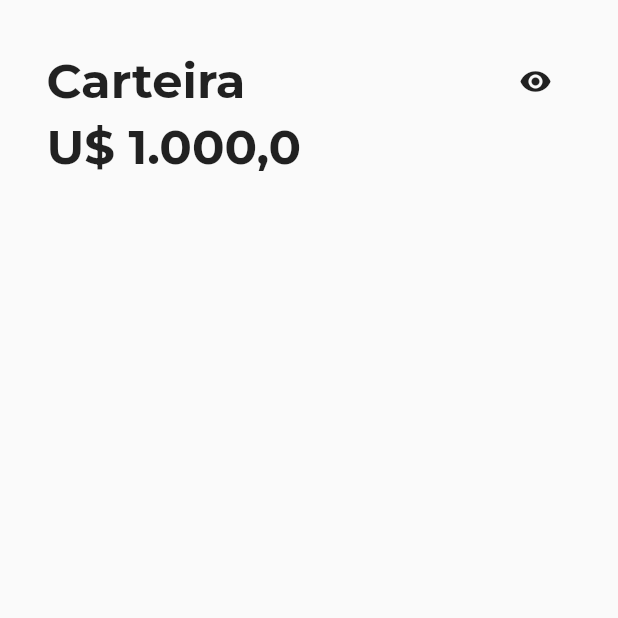
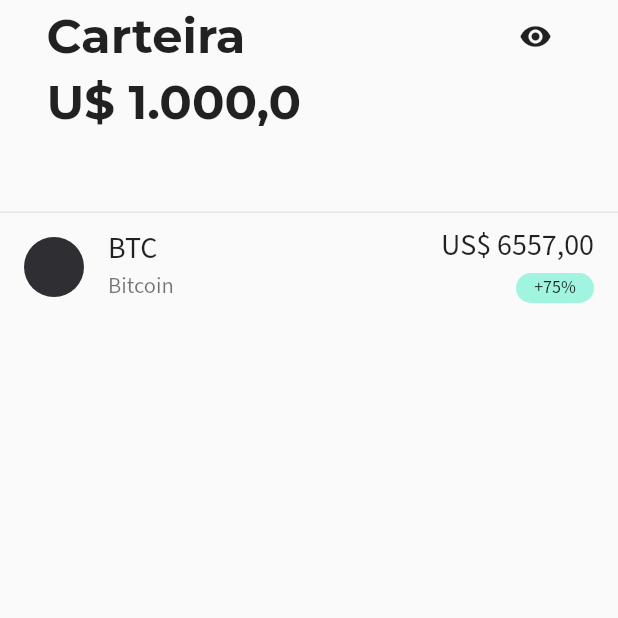
Before and after one commit to HenriqueSilvaWarren/Everest03Flutter, a Flutter app: the screen it shows after launch, on a phone screen of 412 x 824 dp, the top half of it. Run offline on Flutter 3.47's test engine with Material 2 defaults, Android fonts, the light colour scheme and no system bars; our stand-ins replace google_fonts.

Commit message:
feat: created a listview with one list tile with btc value

```diff
--- a/lib/main.dart
+++ b/lib/main.dart
@@ -1,5 +1,5 @@
 import 'package:flutter/material.dart';
-import 'package:google_fonts/google_fonts.dart';
+
 
 import 'presenter/wallet/wallet_screen.dart';
 
@@ -16,7 +16,6 @@ class MyApp extends StatelessWidget {
       debugShowCheckedModeBanner: false,
       title: 'Flutter Demo',
       theme: ThemeData(
-        fontFamily: GoogleFonts.montserrat().fontFamily,
         primarySwatch: Colors.blue,
       ),
       home: const WalletScreen(),
--- a/lib/presenter/wallet/wallet_screen.dart
+++ b/lib/presenter/wallet/wallet_screen.dart
@@ -12,12 +12,14 @@ class _WalletScreenState extends State<WalletScreen> {
   @override
   Widget build(BuildContext context) {
     return Scaffold(
-      body: Column(
+      body: SafeArea(
+        child: Column(
           children: [
             Container(
-            margin: const EdgeInsets.symmetric(
-              horizontal: 15,
-              vertical: 30,
+              margin: const EdgeInsets.only(
+                left: 15,
+                right: 15,
+                bottom: 30,
               ),
               child: Padding(
                 padding: const EdgeInsets.only(
@@ -59,7 +61,69 @@ class _WalletScreenState extends State<WalletScreen> {
                 ),
               ),
             ),
+            SizedBox(
+              width: MediaQuery.of(context).size.width,
+              height: MediaQuery.of(context).size.height * 0.7,
+              child: ListView(
+                children: [
+                  ListTile(
+                    shape: const Border(
+                      top: BorderSide(
+                        color: Color.fromARGB(255, 227, 228, 235),
+                      ),
+                    ),
+                    leading: const CircleAvatar(
+                      backgroundColor: Color.fromARGB(255, 47, 47, 51),
+                    ),
+                    title: Text(
+                      "BTC",
+                      style: GoogleFonts.sourceSansPro(
+                        fontWeight: FontWeight.w400,
+                        fontSize: 20,
+                      ),
+                    ),
+                    subtitle: Text(
+                      "Bitcoin",
+                      style: GoogleFonts.sourceSansPro(
+                        fontWeight: FontWeight.w400,
+                        fontSize: 15,
+                      ),
+                    ),
+                    trailing: Column(
+                      crossAxisAlignment: CrossAxisAlignment.end,
+                      children: [
+                        Text(
+                          'US\$ 6557,00',
+                          style: GoogleFonts.sourceSansPro(
+                            fontWeight: FontWeight.w400,
+                            fontSize: 20,
+                          ),
+                        ),
+                        Container(
+                          margin: const EdgeInsets.only(top: 4),
+                          decoration: BoxDecoration(
+                            borderRadius: BorderRadius.circular(16),
+                            color: const Color.fromARGB(255, 160, 244, 224),
+                          ),
+                          width: 52,
+                          height: 20,
+                          alignment: Alignment.center,
+                          child: Text(
+                            "+75%",
+                            style: GoogleFonts.sourceSansPro(
+                              fontWeight: FontWeight.w400,
+                              fontSize: 12,
+                            ),
+                          ),
+                        ),
                       ],
+                    ),
+                  ),
+                ],
+              ),
+            ),
+          ],
+        ),
       ),
     );
   }
--- a/pubspec.yaml
+++ b/pubspec.yaml
@@ -32,7 +32,7 @@ dependencies:
   flutter:
     sdk: flutter
   google_fonts: ^3.0.1
-
+  decimal: ^2.3.0
   # The following adds the Cupertino Icons font to your application.
   # Use with the CupertinoIcons class for iOS style icons.
   cupertino_icons: ^1.0.2
```
Also changed, not shown: pubspec.lock, 1 other file. Lines whose indentation alone changed are shown as unchanged.
